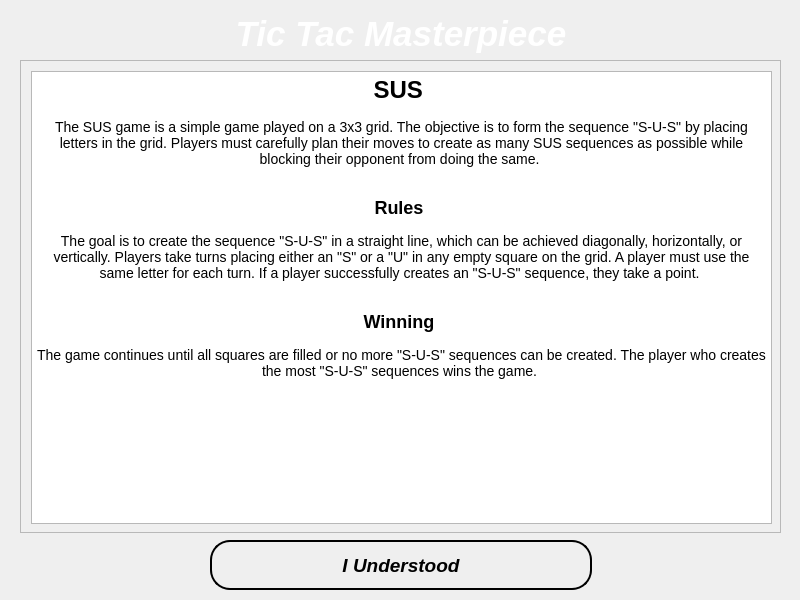
This is help_sus.ui in Mohammed-3tef/Tic_Tac_Masterpiece_GUI as Qt 5 draws it before an edit. The edited form follows.
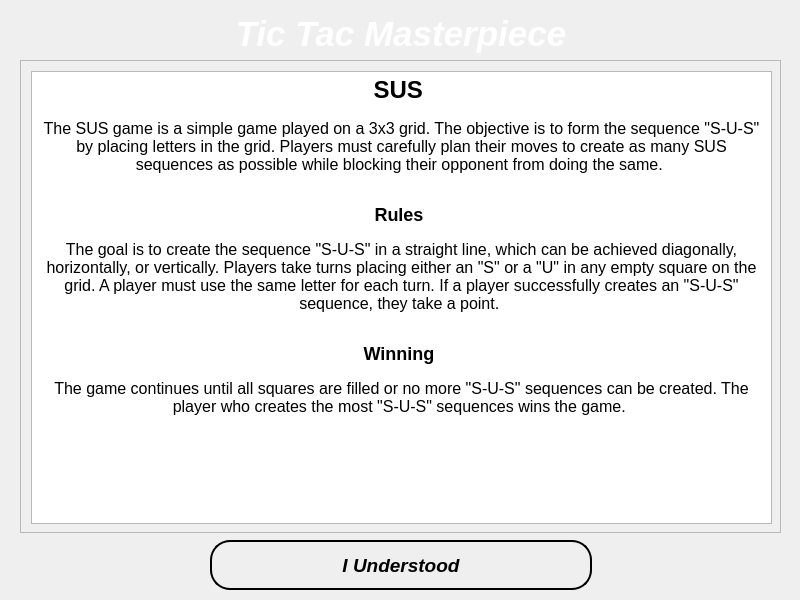
This is the edited form. Icons and pictures are not drawn.

Commit message: Insert Image in SUS Help Window ..

```diff
--- a/help_sus.ui
+++ b/help_sus.ui
@@ -62,12 +62,13 @@
 li.unchecked::marker { content: &quot;\2610&quot;; }
 li.checked::marker { content: &quot;\2612&quot;; }
 &lt;/style&gt;&lt;/head&gt;&lt;body style=&quot; font-family:'Segoe UI'; font-size:9pt; font-weight:400; font-style:normal;&quot;&gt;
-&lt;h1 align=&quot;center&quot; style=&quot; margin-top:0px; margin-bottom:0px; margin-left:0px; margin-right:0px; -qt-block-indent:0; text-indent:0px;&quot;&gt;&lt;span style=&quot; font-size:xx-large; font-weight:700;&quot;&gt;SUS &lt;/span&gt;&lt;/h1&gt;
-&lt;p align=&quot;center&quot; style=&quot; margin-top:15px; margin-bottom:30px; margin-left:0px; margin-right:0px; -qt-block-indent:0; text-indent:0px;&quot;&gt;&lt;span style=&quot; font-size:large;&quot;&gt;The SUS game is a simple game played on a 3x3 grid. The objective is to form the sequence &amp;quot;S-U-S&amp;quot; by placing letters in the grid. Players must carefully plan their moves to create as many SUS sequences as possible while blocking their opponent from doing the same. &lt;/span&gt;&lt;/p&gt;
-&lt;h2 align=&quot;center&quot; style=&quot; margin-top:0px; margin-bottom:0px; margin-left:0px; margin-right:0px; -qt-block-indent:0; text-indent:0px;&quot;&gt;&lt;span style=&quot; font-size:x-large; font-weight:700;&quot;&gt;Rules &lt;/span&gt;&lt;/h2&gt;
-&lt;p align=&quot;center&quot; style=&quot; margin-top:15px; margin-bottom:30px; margin-left:0px; margin-right:0px; -qt-block-indent:0; text-indent:0px;&quot;&gt;&lt;span style=&quot; font-size:large;&quot;&gt;The goal is to create the sequence &amp;quot;S-U-S&amp;quot; in a straight line, which can be achieved diagonally, horizontally, or vertically. Players take turns placing either an &amp;quot;S&amp;quot; or a &amp;quot;U&amp;quot; in any empty square on the grid. A player must use the same letter for each turn. If a player successfully creates an &amp;quot;S-U-S&amp;quot; sequence, they take a point. &lt;/span&gt;&lt;/p&gt;
-&lt;h2 align=&quot;center&quot; style=&quot; margin-top:0px; margin-bottom:0px; margin-left:0px; margin-right:0px; -qt-block-indent:0; text-indent:0px;&quot;&gt;&lt;span style=&quot; font-size:x-large; font-weight:700;&quot;&gt;Winning &lt;/span&gt;&lt;/h2&gt;
-&lt;p align=&quot;center&quot; style=&quot; margin-top:15px; margin-bottom:30px; margin-left:0px; margin-right:0px; -qt-block-indent:0; text-indent:0px;&quot;&gt;&lt;span style=&quot; font-size:large;&quot;&gt;The game continues until all squares are filled or no more &amp;quot;S-U-S&amp;quot; sequences can be created. The player who creates the most &amp;quot;S-U-S&amp;quot; sequences wins the game. &lt;/span&gt;&lt;/p&gt;&lt;/body&gt;&lt;/html&gt;</string>
+&lt;h1 align=&quot;center&quot; style=&quot; margin-top:0px; margin-bottom:0px; margin-left:0px; margin-right:0px; -qt-block-indent:0; text-indent:0px;&quot;&gt;&lt;span style=&quot; font-size:20pt; font-weight:700;&quot;&gt;SUS &lt;/span&gt;&lt;/h1&gt;
+&lt;p align=&quot;center&quot; style=&quot; margin-top:15px; margin-bottom:30px; margin-left:0px; margin-right:0px; -qt-block-indent:0; text-indent:0px;&quot;&gt;&lt;span style=&quot; font-size:12pt;&quot;&gt;The SUS game is a simple game played on a 3x3 grid. The objective is to form the sequence &amp;quot;S-U-S&amp;quot; by placing letters in the grid. Players must carefully plan their moves to create as many SUS sequences as possible while blocking their opponent from doing the same. &lt;/span&gt;&lt;/p&gt;
+&lt;h2 align=&quot;center&quot; style=&quot; margin-top:0px; margin-bottom:0px; margin-left:0px; margin-right:0px; -qt-block-indent:0; text-indent:0px;&quot;&gt;&lt;span style=&quot; font-size:18pt; font-weight:700;&quot;&gt;Rules&lt;/span&gt;&lt;span style=&quot; font-size:x-large; font-weight:700;&quot;&gt; &lt;/span&gt;&lt;/h2&gt;
+&lt;p align=&quot;center&quot; style=&quot; margin-top:15px; margin-bottom:30px; margin-left:0px; margin-right:0px; -qt-block-indent:0; text-indent:0px;&quot;&gt;&lt;span style=&quot; font-size:12pt;&quot;&gt;The goal is to create the sequence &amp;quot;S-U-S&amp;quot; in a straight line, which can be achieved diagonally, horizontally, or vertically. Players take turns placing either an &amp;quot;S&amp;quot; or a &amp;quot;U&amp;quot; in any empty square on the grid. A player must use the same letter for each turn. If a player successfully creates an &amp;quot;S-U-S&amp;quot; sequence, they take a point. &lt;/span&gt;&lt;/p&gt;
+&lt;h2 align=&quot;center&quot; style=&quot; margin-top:0px; margin-bottom:0px; margin-left:0px; margin-right:0px; -qt-block-indent:0; text-indent:0px;&quot;&gt;&lt;span style=&quot; font-size:18pt; font-weight:700;&quot;&gt;Winning&lt;/span&gt;&lt;span style=&quot; font-size:x-large; font-weight:700;&quot;&gt; &lt;/span&gt;&lt;/h2&gt;
+&lt;p align=&quot;center&quot; style=&quot; margin-top:0px; margin-bottom:0px; margin-left:0px; margin-right:0px; -qt-block-indent:0; text-indent:0px;&quot;&gt;&lt;img src=&quot;:/Img/SUS.jpeg&quot; style=&quot;max-width:90%;&quot; /&gt;&lt;/p&gt;
+&lt;p align=&quot;center&quot; style=&quot; margin-top:15px; margin-bottom:30px; margin-left:0px; margin-right:0px; -qt-block-indent:0; text-indent:0px;&quot;&gt;&lt;span style=&quot; font-size:12pt;&quot;&gt;The game continues until all squares are filled or no more &amp;quot;S-U-S&amp;quot; sequences can be created. The player who creates the most &amp;quot;S-U-S&amp;quot; sequences wins the game. &lt;/span&gt;&lt;/p&gt;&lt;/body&gt;&lt;/html&gt;</string>
       </property>
      </widget>
     </widget>
```
The commit also changes 3 other files.
